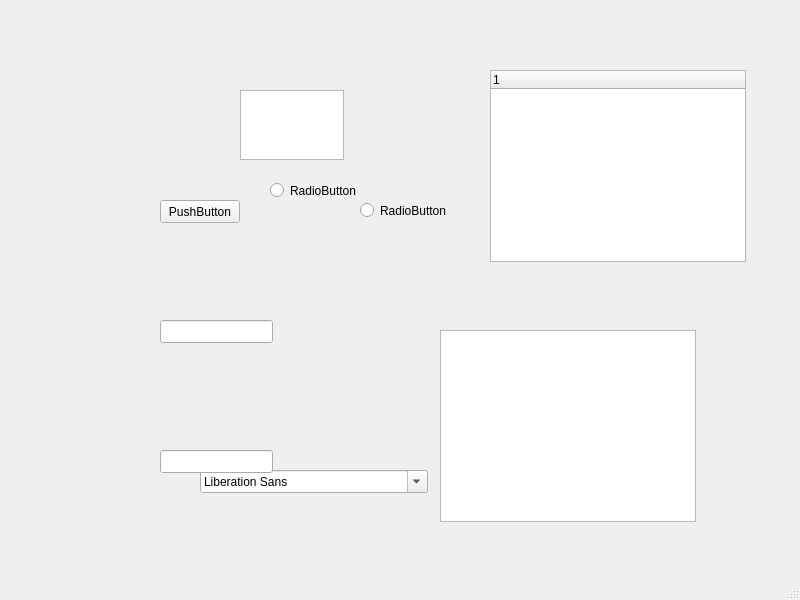
han-shang/QT, file mainwindow.ui: the form before one commit.
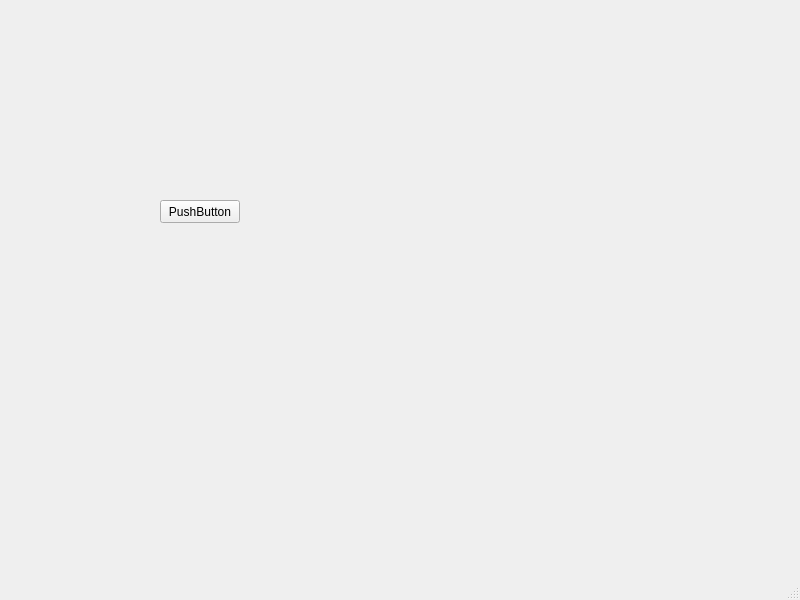
The form after the commit.

Commit message: master 第二次修改

```diff
--- a/mainwindow.ui
+++ b/mainwindow.ui
@@ -14,77 +14,6 @@
    <string>MainWindow</string>
   </property>
   <widget class="QWidget" name="centralwidget">
-   <widget class="QRadioButton" name="radioButton">
-    <property name="geometry">
-     <rect>
-      <x>360</x>
-      <y>200</y>
-      <width>97</width>
-      <height>21</height>
-     </rect>
-    </property>
-    <property name="text">
-     <string>RadioButton</string>
-    </property>
-   </widget>
-   <widget class="QTreeWidget" name="treeWidget">
-    <property name="geometry">
-     <rect>
-      <x>490</x>
-      <y>70</y>
-      <width>256</width>
-      <height>192</height>
-     </rect>
-    </property>
-    <column>
-     <property name="text">
-      <string notr="true">1</string>
-     </property>
-    </column>
-   </widget>
-   <widget class="QRadioButton" name="radioButton_2">
-    <property name="geometry">
-     <rect>
-      <x>270</x>
-      <y>180</y>
-      <width>97</width>
-      <height>21</height>
-     </rect>
-    </property>
-    <property name="text">
-     <string>RadioButton</string>
-    </property>
-   </widget>
-   <widget class="QListWidget" name="listWidget">
-    <property name="geometry">
-     <rect>
-      <x>440</x>
-      <y>330</y>
-      <width>256</width>
-      <height>192</height>
-     </rect>
-    </property>
-   </widget>
-   <widget class="QTextEdit" name="textEdit">
-    <property name="geometry">
-     <rect>
-      <x>240</x>
-      <y>90</y>
-      <width>104</width>
-      <height>70</height>
-     </rect>
-    </property>
-   </widget>
-   <widget class="QFontComboBox" name="fontComboBox">
-    <property name="geometry">
-     <rect>
-      <x>200</x>
-      <y>470</y>
-      <width>228</width>
-      <height>23</height>
-     </rect>
-    </property>
-   </widget>
    <widget class="QPushButton" name="pushButton">
     <property name="geometry">
      <rect>
@@ -98,26 +27,6 @@
      <string>PushButton</string>
     </property>
    </widget>
-   <widget class="QLineEdit" name="lineEdit">
-    <property name="geometry">
-     <rect>
-      <x>160</x>
-      <y>450</y>
-      <width>113</width>
-      <height>23</height>
-     </rect>
-    </property>
-   </widget>
-   <widget class="QLineEdit" name="lineEdit_2">
-    <property name="geometry">
-     <rect>
-      <x>160</x>
-      <y>320</y>
-      <width>113</width>
-      <height>23</height>
-     </rect>
-    </property>
-   </widget>
   </widget>
   <widget class="QMenuBar" name="menubar">
    <property name="geometry">
```
